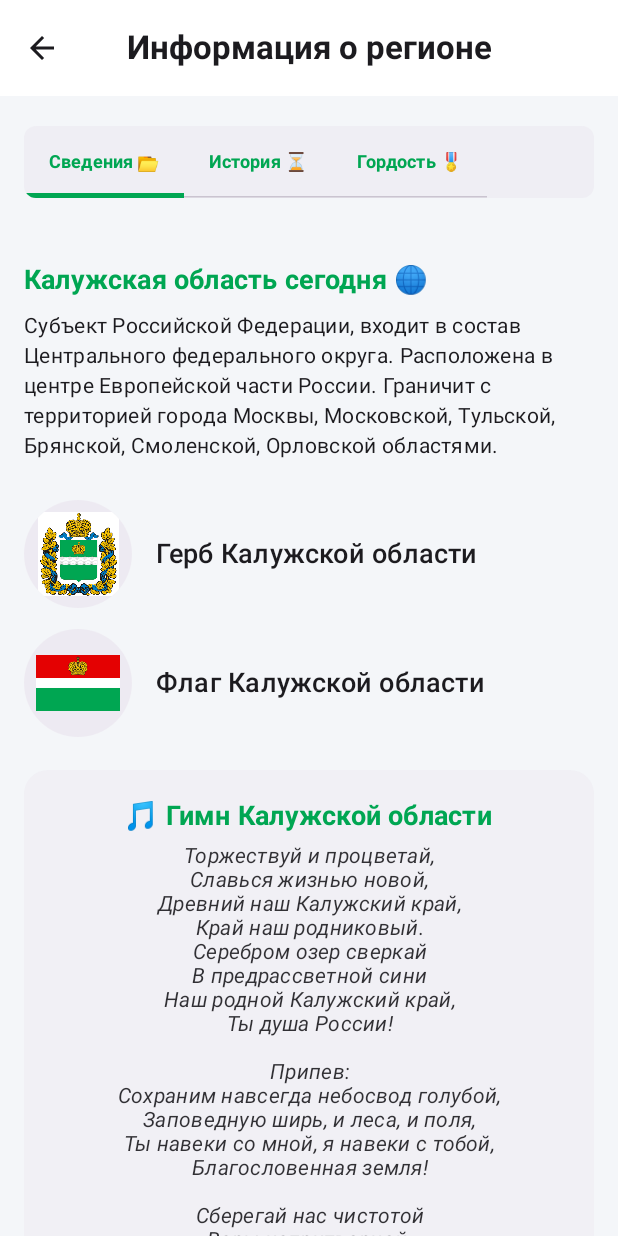
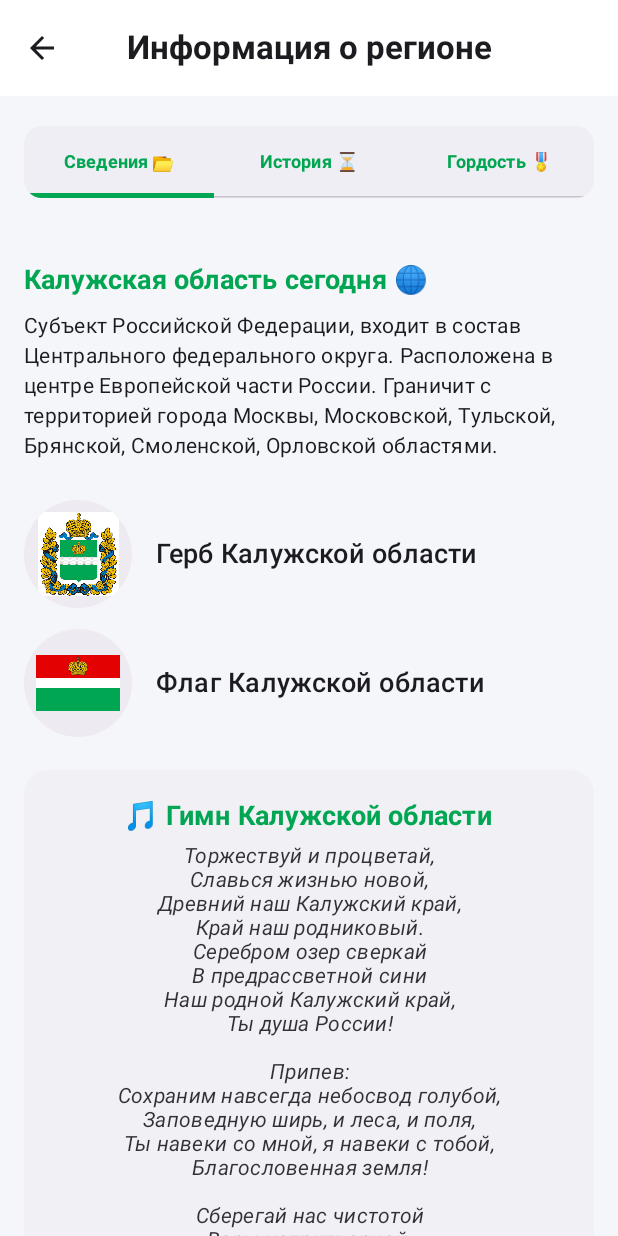
Before and after one commit to MRTw1stor/Mobile, an Android app built with Jetpack Compose: the AboutRegionScreen screen opened through its navigation route, on a phone screen of 412 x 824 dp. Run offline under Robolectric (Android 15) with nearby library versions, the phone set to English and light mode, and no system bars.

Commit message:
Update AdaptiveSectionTabs.kt

```diff
--- a/GosObuchenie/app/src/main/java/com/example/myapplication/features/blocks/presentation/AdaptiveSectionTabs.kt
+++ b/GosObuchenie/app/src/main/java/com/example/myapplication/features/blocks/presentation/AdaptiveSectionTabs.kt
@@ -1,10 +1,9 @@
+
 package com.example.myapplication.features.blocks.presentation
 
-import androidx.compose.foundation.layout.BoxWithConstraints
 import androidx.compose.foundation.layout.fillMaxWidth
 import androidx.compose.foundation.shape.RoundedCornerShape
 import androidx.compose.material3.MaterialTheme
-import androidx.compose.material3.ScrollableTabRow
 import androidx.compose.material3.Tab
 import androidx.compose.material3.TabRow
 import androidx.compose.material3.Text
@@ -15,10 +14,6 @@ import androidx.compose.ui.text.font.FontWeight
 import androidx.compose.ui.unit.dp
 import androidx.compose.ui.unit.sp
 
-/**
- * Адаптивные вкладки: на широком экране равномерно занимают всю ширину,
- * на узком остаются прокручиваемыми, чтобы подписи не сжимались.
- */
 @Composable
 fun AdaptiveSectionTabs(
     tabs: List<String>,
@@ -26,38 +21,15 @@ fun AdaptiveSectionTabs(
     onTabSelected: (Int) -> Unit,
     modifier: Modifier = Modifier
 ) {
-    val rowModifier = modifier
-        .fillMaxWidth()
-        .clip(RoundedCornerShape(8.dp))
-    val background = MaterialTheme.colorScheme.surfaceVariant.copy(alpha = 0.4f)
+    val background = MaterialTheme.colorScheme.surfaceVariant
+        .copy(alpha = 0.4f)
 
-    BoxWithConstraints(modifier = Modifier.fillMaxWidth()) {
-        if (maxWidth >= 420.dp) {
     TabRow(
         selectedTabIndex = selectedTabIndex,
-                modifier = rowModifier,
+        modifier = modifier
+            .fillMaxWidth()
+            .clip(RoundedCornerShape(12.dp)),
         containerColor = background
-            ) {
-                SectionTabItems(tabs, selectedTabIndex, onTabSelected)
-            }
-        } else {
-            ScrollableTabRow(
-                selectedTabIndex = selectedTabIndex,
-                edgePadding = 0.dp,
-                modifier = rowModifier,
-                containerColor = background
-            ) {
-                SectionTabItems(tabs, selectedTabIndex, onTabSelected)
-            }
-        }
-    }
-}
-
-@Composable
-private fun SectionTabItems(
-    tabs: List<String>,
-    selectedTabIndex: Int,
-    onTabSelected: (Int) -> Unit
     ) {
         tabs.forEachIndexed { index, title ->
             Tab(
@@ -75,3 +47,4 @@ private fun SectionTabItems(
             )
         }
     }
+}
```
Lines whose indentation alone changed are shown as unchanged.
